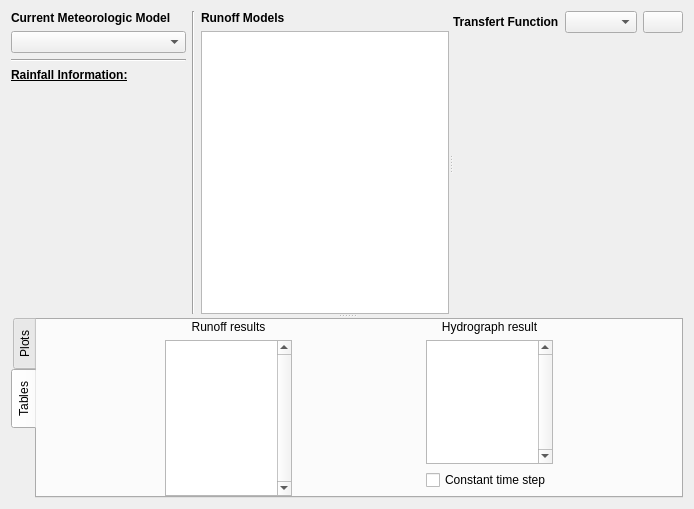
Above: src/ui/reosrunoffhydrographwidget.ui from vcloarec/ReosProject before the change. Below: the same form after it.
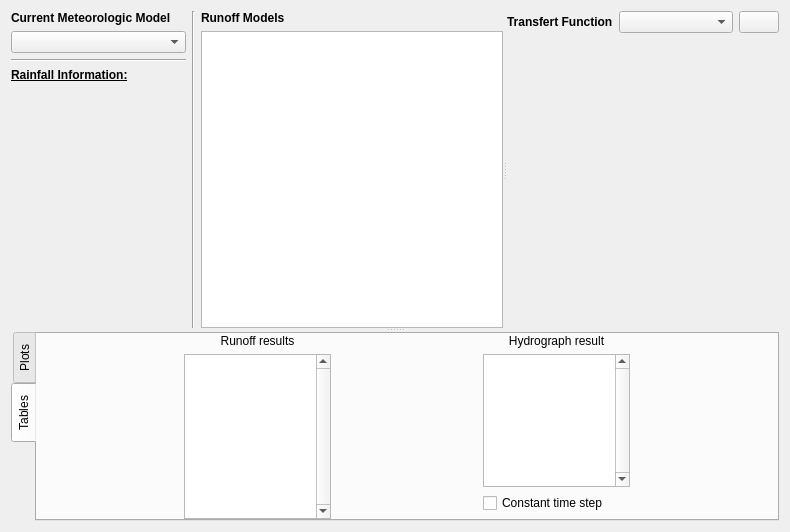
That is the form after the change. Icons and pictures are not drawn. Custom widgets are drawn as their Qt base class.

```diff
--- a/src/ui/reosrunoffhydrographwidget.ui
+++ b/src/ui/reosrunoffhydrographwidget.ui
@@ -6,8 +6,8 @@
    <rect>
     <x>0</x>
     <y>0</y>
-    <width>694</width>
-    <height>509</height>
+    <width>790</width>
+    <height>532</height>
    </rect>
   </property>
   <property name="windowTitle">
```
